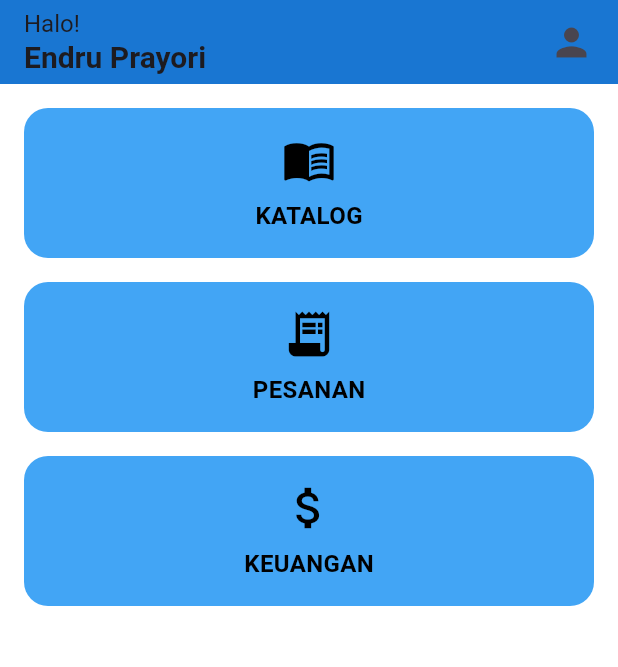
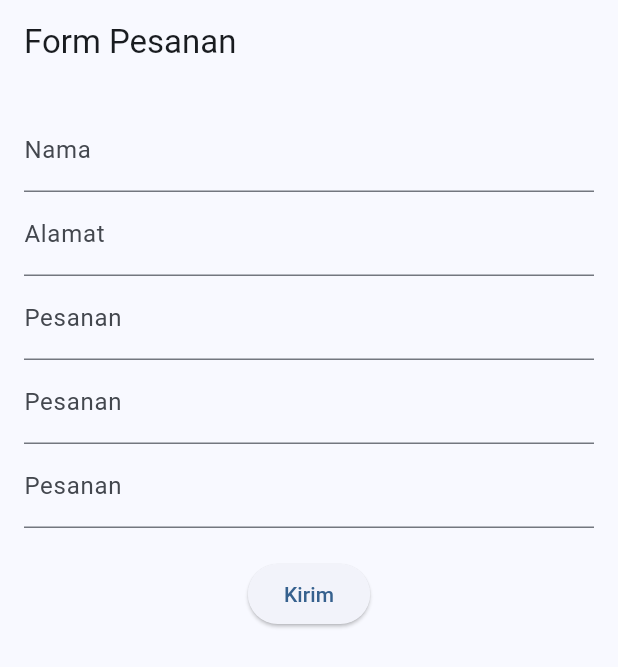
Before and after one commit to ghazyraihan/syabrina_laundry_ppsi, a Flutter app: the screen it shows after launch, on a phone screen of 412 x 824 dp. Shown: the top 667 px of the screen. Run offline on Flutter 3.47's test engine with Material 3 defaults, Android fonts, the phone set to English and light mode, and no system bars; our stand-ins replace cloud_firestore, firebase_core; accounts and stored records are empty.

Commit message:
integrasi firebase

```diff
--- a/lib/main.dart
+++ b/lib/main.dart
@@ -1,62 +1,50 @@
 import 'package:flutter/material.dart';
-import 'pages/home_page.dart';
+import 'package:firebase_core/firebase_core.dart';
+import 'firebase_options.dart';
+import 'pages/form_pesanan_page.dart';
+import 'home_screen.dart';  // Impor file home_screen
 
-void main() {
-  runApp(const MyApp());
+void main() async{
+  // runApp(const MyApp());
+  WidgetsFlutterBinding.ensureInitialized();
+  await Firebase.initializeApp(
+    options: DefaultFirebaseOptions.currentPlatform,
+  );
+  runApp(const SylauApps());
 }
 
-class MyApp extends StatelessWidget {
-  const MyApp({super.key});
+class SylauApps extends StatelessWidget {
+  const SylauApps({super.key});
 
+  // This widget is the root of your application.
   @override
   Widget build(BuildContext context) {
-    return const MaterialApp(
-      debugShowCheckedModeBanner: false,
-      home: HomePage(),
+    return MaterialApp(
+      title: 'Sylau Apps',
+      theme: ThemeData(
+        // This is the theme of your application.
+        //
+        // TRY THIS: Try running your application with "flutter run". You'll see
+        // the application has a purple toolbar. Then, without quitting the app,
+        // try changing the seedColor in the colorScheme below to Colors.green
+        // and then invoke "hot reload" (save your changes or press the "hot
+        // reload" button in a Flutter-supported IDE, or press "r" if you used
+        // the command line to start the app).
+        //
+        // Notice that the counter didn't reset back to zero; the application
+        // state is not lost during the reload. To reset the state, use hot
+        // restart instead.
+        //
+        // This works for code too, not just values: Most code changes can be
+        // tested with just a hot reload.
+        colorScheme: ColorScheme.fromSeed(seedColor: Colors.blue),
+        useMaterial3: true,
+      ),
+      // home: const MyHomePage(title: 'Flutter Demo Home Page'),
+      home: FormPesananPage(),
     );
   }
 }
-
-
-
-
-// import 'package:flutter/material.dart';
-
-// void main() {
-//   runApp(const MyApp());
-// }
-
-// class MyApp extends StatelessWidget {
-//   const MyApp({super.key});
-
-//   // This widget is the root of your application.
-//   @override
-//   Widget build(BuildContext context) {
-//     return MaterialApp(
-//       title: 'Flutter Demo',
-//       theme: ThemeData(
-//         // This is the theme of your application.
-//         //
-//         // TRY THIS: Try running your application with "flutter run". You'll see
-//         // the application has a purple toolbar. Then, without quitting the app,
-//         // try changing the seedColor in the colorScheme below to Colors.green
-//         // and then invoke "hot reload" (save your changes or press the "hot
-//         // reload" button in a Flutter-supported IDE, or press "r" if you used
-//         // the command line to start the app).
-//         //
-//         // Notice that the counter didn't reset back to zero; the application
-//         // state is not lost during the reload. To reset the state, use hot
-//         // restart instead.
-//         //
-//         // This works for code too, not just values: Most code changes can be
-//         // tested with just a hot reload.
-//         colorScheme: ColorScheme.fromSeed(seedColor: Colors.deepPurple),
-//         useMaterial3: true,
-//       ),
-//       home: const MyHomePage(title: 'Flutter Demo Home Page'),
-//     );
-//   }
-// }
 
 // class MyHomePage extends StatefulWidget {
 //   const MyHomePage({super.key, required this.title});
--- /dev/null
+++ b/lib/pages/form_pesanan_page.dart
@@ -0,0 +1,87 @@
+import 'package:flutter/material.dart';
+import 'package:cloud_firestore/cloud_firestore.dart';
+
+class FormPesananPage extends StatefulWidget {
+  @override
+  _FormPesananPageState createState() => _FormPesananPageState();
+}
+
+class _FormPesananPageState extends State<FormPesananPage> {
+  final _formKey = GlobalKey<FormState>();
+  final _namaPelangganController = TextEditingController();
+  final _noTelpController = TextEditingController();
+  final _tanggalMasukController = TextEditingController();
+  final _beratController = TextEditingController();
+  final _totalController = TextEditingController();
+  final _statusPembayaranController = TextEditingController();
+
+  Future<void> _simpanPesanan() async {
+    if (_formKey.currentState!.validate()) {
+      await FirebaseFirestore.instance.collection('pesanan').add({
+        'nama': _namaPelangganController.text,
+        'noTelp': _noTelpController.text,
+        'Tanggal_Masuk': _tanggalMasukController.text,
+        'berat': _beratController.text,
+        'total': _totalController.text,
+        'timestamp': Timestamp.now(),
+      });
+
+      ScaffoldMessenger.of(context).showSnackBar(
+        SnackBar(content: Text('Pesanan berhasil dikirim')),
+      );
+
+      _namaPelangganController.clear();
+      _noTelpController.clear();
+      _tanggalMasukController.clear();
+      _beratController.clear();
+      _totalController.clear();
+    }
+  }
+
+  @override
+  Widget build(BuildContext context) {
+    return Scaffold(
+      appBar: AppBar(title: Text('Form Pesanan')),
+      body: Padding(
+        padding: const EdgeInsets.all(16.0),
+        child: Form(
+          key: _formKey,
+          child: Column(
+            children: [
+              TextFormField(
+                controller: _namaPelangganController,
+                decoration: InputDecoration(labelText: 'Nama'),
+                validator: (value) => value!.isEmpty ? 'Isi nama' : null,
+              ),
+              TextFormField(
+                controller: _noTelpController,
+                decoration: InputDecoration(labelText: 'Alamat'),
+                validator: (value) => value!.isEmpty ? 'Isi alamat' : null,
+              ),
+              TextFormField(
+                controller: _tanggalMasukController,
+                decoration: InputDecoration(labelText: 'Pesanan'),
+                validator: (value) => value!.isEmpty ? 'Isi pesanan' : null,
+              ),
+              TextFormField(
+                controller: _beratController,
+                decoration: InputDecoration(labelText: 'Pesanan'),
+                validator: (value) => value!.isEmpty ? 'Isi pesanan' : null,
+              ),
+              TextFormField(
+                controller: _totalController,
+                decoration: InputDecoration(labelText: 'Pesanan'),
+                validator: (value) => value!.isEmpty ? 'Isi pesanan' : null,
+              ),
+              SizedBox(height: 20),
+              ElevatedButton(
+                onPressed: _simpanPesanan,
+                child: Text('Kirim'),
+              ),
+            ],
+          ),
+        ),
+      ),
+    );
+  }
+}
--- a/pubspec.yaml
+++ b/pubspec.yaml
@@ -35,6 +35,9 @@ dependencies:
   # The following adds the Cupertino Icons font to your application.
   # Use with the CupertinoIcons class for iOS style icons.
   cupertino_icons: ^1.0.8
+  firebase_core: ^3.13.1
+  firebase_auth: ^5.5.4
+  cloud_firestore: ^5.6.8
 
 dev_dependencies:
   flutter_test:
```
Also changed, not shown: lib/home_screen.dart (added, +97 -0 lines), firebase.json (added), lib/firebase_options.dart (added), pubspec.lock, 6 other files.
